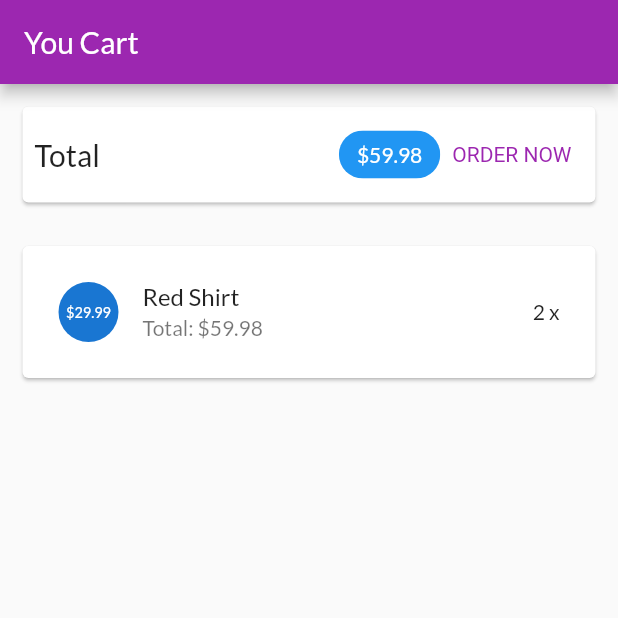
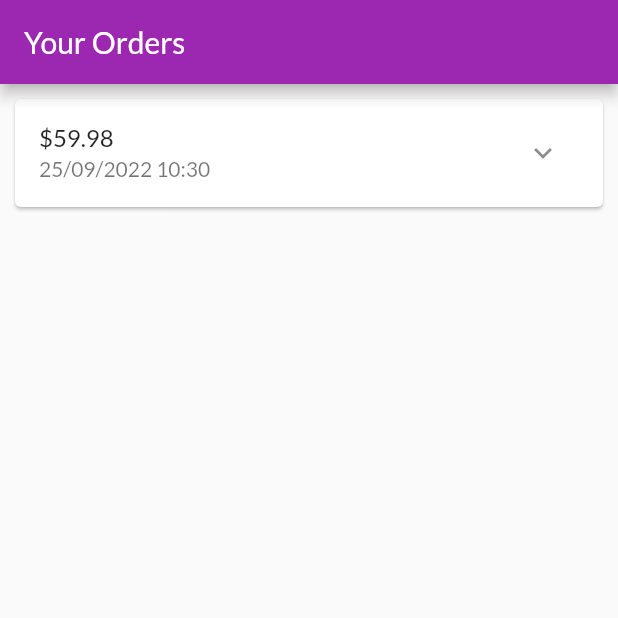
Before and after one commit to NguyenChienThangB1910143/LAB_1, a Flutter app: the screen it shows after launch, on a phone screen of 412 x 824 dp, the top half of it. Run offline on Flutter 3.47's test engine with Material 2 defaults, Android fonts, the phone set to English and light mode, and no system bars.

Commit message:
Xay dung trang cac dat hang

```diff
--- a/myshop/lib/main.dart
+++ b/myshop/lib/main.dart
@@ -4,6 +4,7 @@ import 'ui/products/products_detail_screen.dart';
 import 'ui/products/product_overview_screen.dart';
 import 'ui/products/user_products_screen.dart';
 import 'ui/cart/cart_screen.dart';
+import 'ui/orders/orders_screen.dart';
 
 void main() {
   runApp(const MyApp());
@@ -25,7 +26,7 @@ class MyApp extends StatelessWidget {
         ).copyWith(secondary: Colors.deepOrange),
       ),
       home: const SafeArea(
-        child: CartScreen(),
+        child: OrdersScreen(),
       ),
     );
   }
--- /dev/null
+++ b/myshop/lib/models/order_item.dart
@@ -0,0 +1,33 @@
+import 'cart_item.dart';
+
+class OrderItem {
+  final String? id;
+  final double amount;
+  final List<CartItem> products;
+  final DateTime dateTime;
+
+  int get productCount {
+    return products.length;
+  }
+
+  OrderItem({
+    this.id,
+    required this.amount,
+    required this.products,
+    DateTime? dateTime,
+  }) : dateTime = dateTime ?? DateTime.now();
+
+  OrderItem copyWith({
+    String? id,
+    double? amount,
+    List<CartItem>? products,
+    DateTime? dateTime,
+  }) {
+    return OrderItem(
+      id: id ?? this.id,
+      amount: amount ?? this.amount,
+      products: products ?? this.products,
+      dateTime: dateTime ?? this.dateTime,
+    );
+  }
+}
--- /dev/null
+++ b/myshop/lib/ui/orders/order_item_card.dart
@@ -0,0 +1,80 @@
+import 'dart:math';
+
+import 'package:flutter/material.dart';
+import 'package:intl/intl.dart';
+
+import '../../models/order_item.dart';
+
+class OrderItemCard extends StatefulWidget {
+  final OrderItem order;
+  const OrderItemCard(this.order, {super.key});
+
+  @override
+  State<OrderItemCard> createState() => _OrderItemCardState();
+}
+
+class _OrderItemCardState extends State<OrderItemCard> {
+  var _expanded = false;
+
+  @override
+  Widget build(BuildContext context) {
+    return Card(
+      margin: const EdgeInsets.all(10),
+      child: Column(
+        children: <Widget>[
+          buildOrderSumary(),
+          if (_expanded) buildOrderDetails()
+        ],
+      ),
+    );
+  }
+
+  Widget buildOrderDetails() {
+    return Container(
+      padding: const EdgeInsets.symmetric(horizontal: 15, vertical: 4),
+      height: min(widget.order.productCount * 20.0 + 10, 100),
+      child: ListView(
+        children: widget.order.products
+            .map(
+              (prod) => Row(
+                mainAxisAlignment: MainAxisAlignment.spaceBetween,
+                children: <Widget>[
+                  Text(
+                    prod.title,
+                    style: const TextStyle(
+                      fontSize: 18,
+                      fontWeight: FontWeight.bold,
+                    ),
+                  ),
+                  Text(
+                    '${prod.quantity} * \$${prod.price}',
+                    style: const TextStyle(
+                      fontSize: 18,
+                      color: Colors.grey,
+                    ),
+                  )
+                ],
+              ),
+            )
+            .toList(),
+      ),
+    );
+  }
+
+  Widget buildOrderSumary() {
+    return ListTile(
+      title: Text('\$${widget.order.amount}'),
+      subtitle: Text(
+        DateFormat('dd/MM/yyyy hh:mm').format(widget.order.dateTime),
+      ),
+      trailing: IconButton(
+        icon: Icon(_expanded ? Icons.expand_less : Icons.expand_more),
+        onPressed: () {
+          setState(() {
+            _expanded = !_expanded;
+          });
+        },
+      ),
+    );
+  }
+}
--- /dev/null
+++ b/myshop/lib/ui/orders/order_manager.dart
@@ -0,0 +1,30 @@
+import 'package:flutter/foundation.dart';
+
+import '../../models/cart_item.dart';
+import '../../models/order_item.dart';
+
+class OrderManager with ChangeNotifier {
+  final List<OrderItem> _orders = [
+    OrderItem(
+      id: 'c1',
+      amount: 59.98,
+      products: [
+        CartItem(
+          id: 'c1',
+          title: 'Red Shirt',
+          price: 29.99,
+          quantity: 2,
+        )
+      ],
+      dateTime: DateTime.now(),
+    )
+  ];
+
+  int get orderCount {
+    return _orders.length;
+  }
+
+  List<OrderItem> get orders {
+    return [..._orders];
+  }
+}
--- /dev/null
+++ b/myshop/lib/ui/orders/orders_screen.dart
@@ -0,0 +1,23 @@
+import 'package:flutter/material.dart';
+
+import 'order_manager.dart';
+import 'order_item_card.dart';
+
+class OrdersScreen extends StatelessWidget {
+  const OrdersScreen({super.key});
+
+  @override
+  Widget build(BuildContext context) {
+    print('building orders');
+    final orderManager = OrderManager();
+    return Scaffold(
+      appBar: AppBar(
+        title: const Text('Your Orders'),
+      ),
+      body: ListView.builder(
+        itemCount: orderManager.orderCount,
+        itemBuilder: (ctx, i) => OrderItemCard(orderManager.orders[i]),
+      ),
+    );
+  }
+}
--- a/myshop/pubspec.yaml
+++ b/myshop/pubspec.yaml
@@ -31,7 +31,7 @@ environment:
 dependencies:
   flutter:
     sdk: flutter
-
+  intl: ^0.17.0
 
   # The following adds the Cupertino Icons font to your application.
   # Use with the CupertinoIcons class for iOS style icons.
```
Also changed, not shown: myshop/pubspec.lock.
